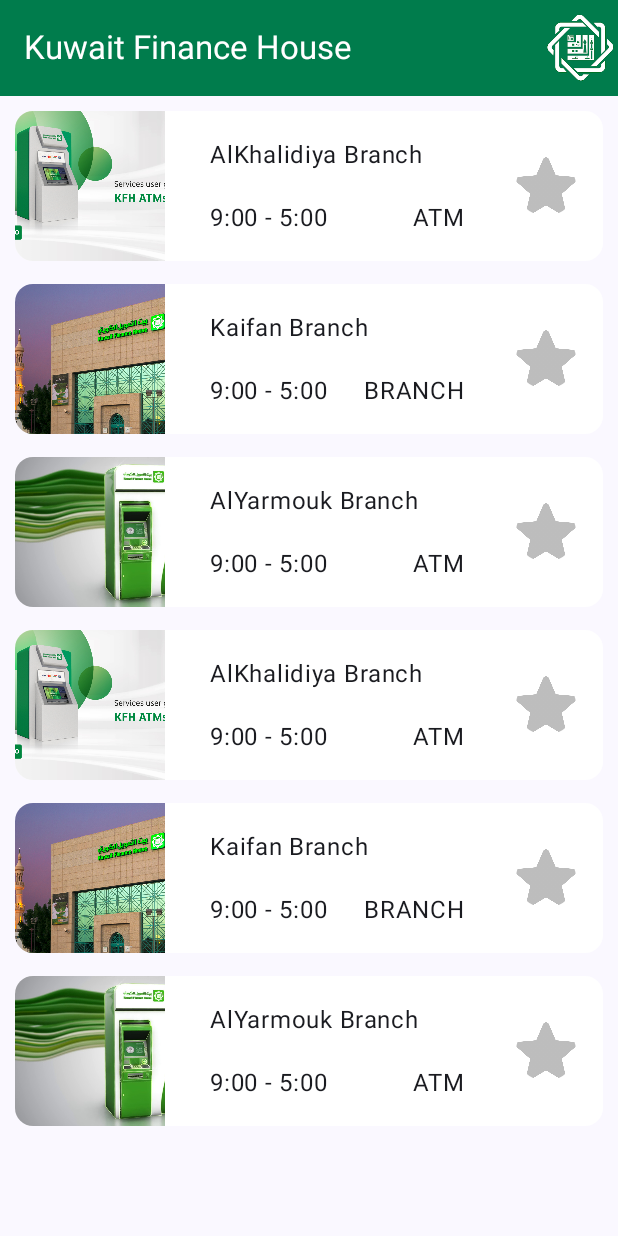
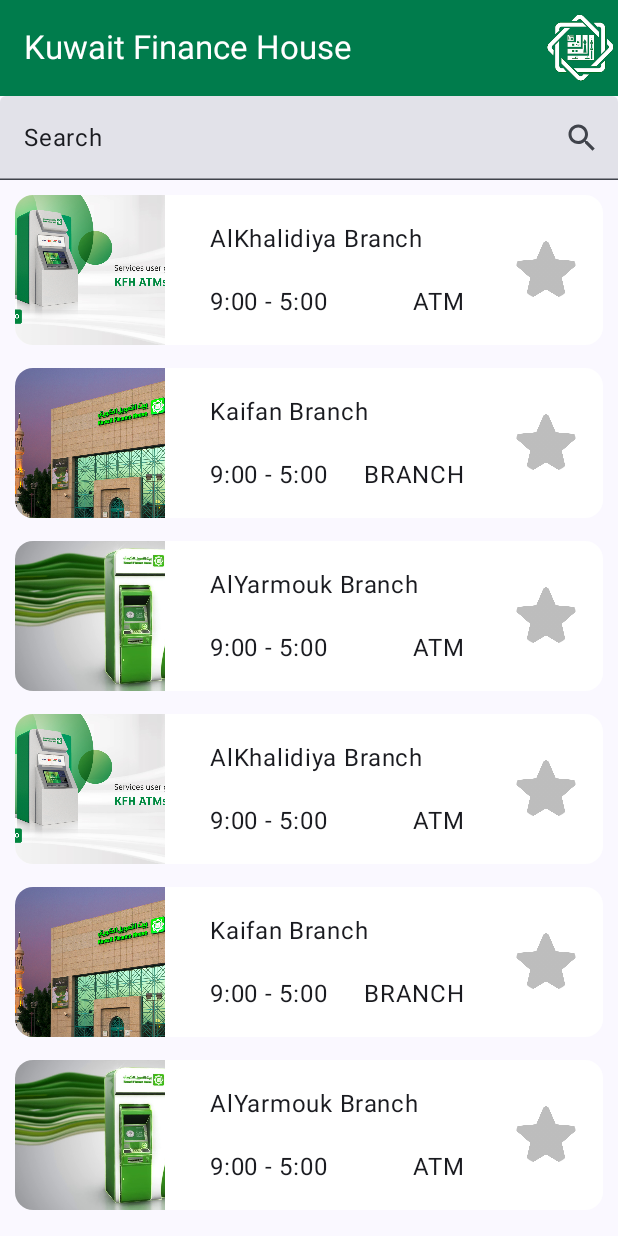
Before and after one commit to yasoofm/Branch-List-Project, an Android app built with Jetpack Compose: the screen it shows after launch (MainActivity), on a phone screen of 412 x 824 dp. Run offline under Robolectric (Android 15) with nearby library versions, the phone set to English and light mode, and no system bars.

Commit message:
final commit

```diff
--- a/app/build.gradle.kts
+++ b/app/build.gradle.kts
@@ -51,6 +51,7 @@ android {
 
 dependencies {
 
+    implementation("androidx.compose.material3:material3:1.1.2")
     implementation("androidx.navigation:navigation-compose:2.7.6")
     implementation("androidx.core:core-ktx:1.12.0")
     implementation("androidx.lifecycle:lifecycle-runtime-ktx:2.7.0")
--- a/app/src/main/java/com/example/branchlistproject/composables/BranchList.kt
+++ b/app/src/main/java/com/example/branchlistproject/composables/BranchList.kt
@@ -1,18 +1,56 @@
 package com.example.branchlistproject.composables
 
 import androidx.compose.foundation.layout.Arrangement
+import androidx.compose.foundation.layout.Column
 import androidx.compose.foundation.layout.PaddingValues
+import androidx.compose.foundation.layout.fillMaxSize
+import androidx.compose.foundation.layout.fillMaxWidth
 import androidx.compose.foundation.lazy.LazyColumn
 import androidx.compose.foundation.lazy.items
+import androidx.compose.material.icons.Icons
+import androidx.compose.material.icons.filled.Search
+import androidx.compose.material3.Icon
+import androidx.compose.material3.TextField
 import androidx.compose.runtime.Composable
+import androidx.compose.runtime.mutableStateOf
+import androidx.compose.runtime.remember
 import androidx.compose.ui.Modifier
+import androidx.compose.ui.platform.LocalContext
 import androidx.compose.ui.unit.dp
 import com.example.branchlistproject.model.BankBranch
+import kotlinx.coroutines.CoroutineScope
+import kotlinx.coroutines.flow.MutableStateFlow
+import kotlinx.coroutines.flow.asStateFlow
+import kotlinx.coroutines.flow.combine
+import kotlinx.coroutines.flow.stateIn
+import kotlin.coroutines.CoroutineContext
+
 @Composable
 fun BranchList(modifier: Modifier = Modifier, branchesList: List<BankBranch>, onClick: (Int) -> Unit){
-    LazyColumn(modifier = modifier, verticalArrangement = Arrangement.spacedBy(15.dp), contentPadding = PaddingValues(10.dp)){
-        items(branchesList){
-            BranchCard(bankBranch = it, onClick = onClick)
+    var text = remember {
+        mutableStateOf("Search")
+    }
+    var branchesListState = remember {
+        mutableStateOf(branchesList)
+    }
+
+    Column (modifier = modifier.fillMaxSize()){
+        TextField(modifier = Modifier.fillMaxWidth(), trailingIcon = { Icon(
+            imageVector = Icons.Default.Search,
+            contentDescription = ""
+        )}, value = text.value, onValueChange = {
+            text.value = it
+            var searchedList = branchesListState.value.filter { it.name.uppercase().contains(text.value.trim().uppercase())}
+            if (searchedList.size > 0)
+                branchesListState.value = searchedList
+            if (it.length == 0)
+                branchesListState.value = branchesList
+        })
+        LazyColumn(modifier = modifier, verticalArrangement = Arrangement.spacedBy(15.dp), contentPadding = PaddingValues(10.dp)){
+            items(branchesListState.value){
+                BranchCard(bankBranch = it, onClick = onClick)
+            }
         }
     }
+
 }
```
